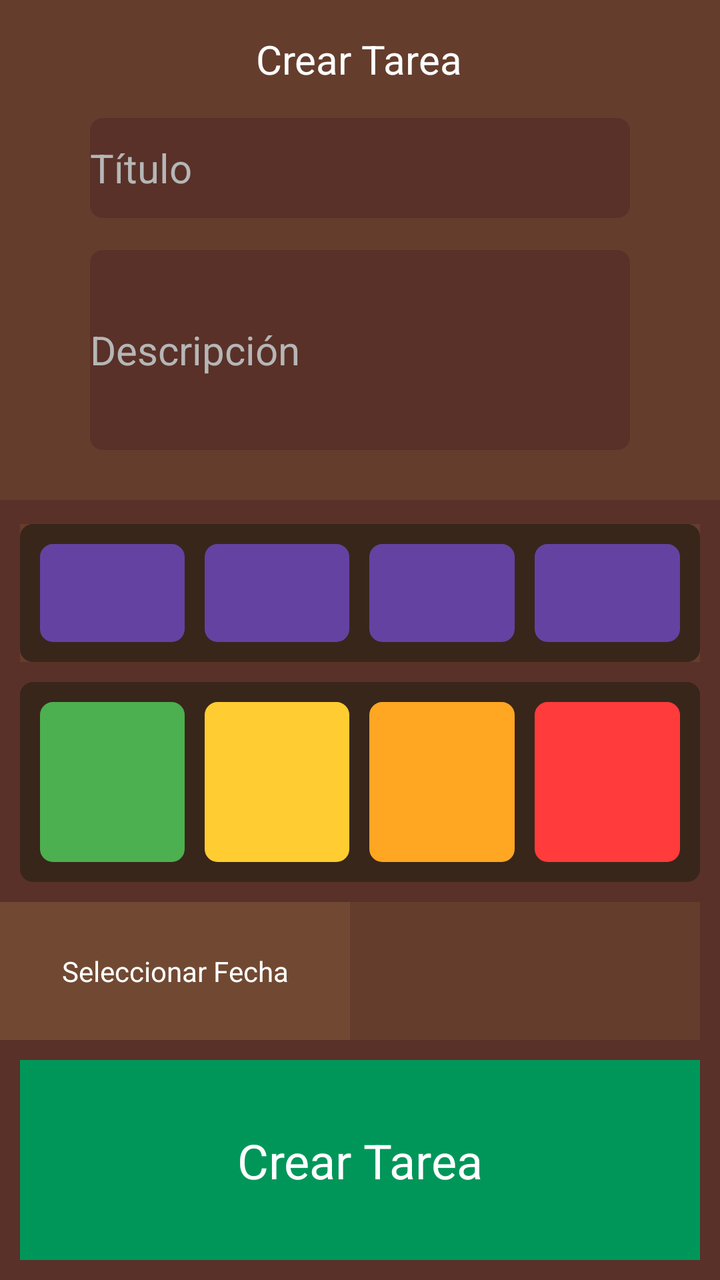
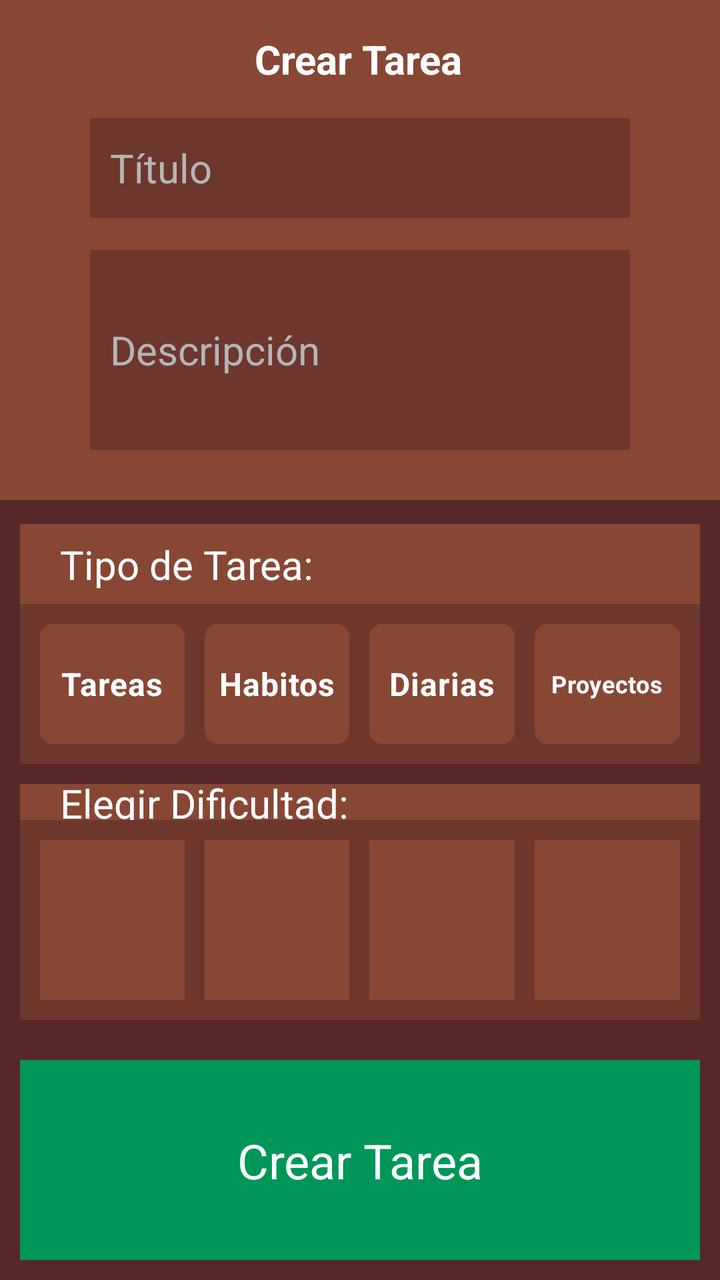

The first picture is an Android layout as it rendered before a commit; the second is the same layout after the commit. The layout source and the unified diff follow.
<!-- AndroidManifest.xml: application theme Theme.LifeGeon -->
<!-- res/layout/activity_crear_tarea.xml -->
<?xml version="1.0" encoding="utf-8"?>
<androidx.constraintlayout.widget.ConstraintLayout xmlns:android="http://schemas.android.com/apk/res/android"
    xmlns:app="http://schemas.android.com/apk/res-auto"
    xmlns:tools="http://schemas.android.com/tools"
    android:layout_width="match_parent"
    android:layout_height="match_parent"
    android:background="#593128"
    tools:context=".CrearTarea">

    <androidx.constraintlayout.widget.ConstraintLayout
        android:id="@+id/constraintLayout5"
        android:layout_width="0dp"
        android:layout_height="250dp"
        android:background="#653D2D"
        app:layout_constraintEnd_toEndOf="parent"
        app:layout_constraintStart_toStartOf="parent"
        app:layout_constraintTop_toTopOf="parent">

        <TextView
            android:id="@+id/textView"
            android:layout_width="wrap_content"
            android:layout_height="wrap_content"
            android:layout_marginTop="16dp"
            android:text="@string/btnTarea"
            android:textColor="#FFFFFF"
            android:textSize="20sp"
            app:layout_constraintEnd_toEndOf="parent"
            app:layout_constraintHorizontal_bias="0.498"
            app:layout_constraintStart_toStartOf="parent"
            app:layout_constraintTop_toTopOf="parent" />

        <EditText
            android:id="@+id/tituloTarea"
            android:layout_width="0dp"
            android:layout_height="50dp"
            android:layout_marginTop="16dp"
            android:autofillHints="@string/titulo"
            android:background="@drawable/redondo"
            android:backgroundTint="#593128"
            android:ems="10"
            android:hint='@string/titulo'
            android:inputType="text"
            android:textColor="#FFFFFF"
            android:textColorHint="#B6B6B6"
            android:textSize="20sp"
            app:layout_constraintEnd_toEndOf="parent"
            app:layout_constraintStart_toStartOf="parent"
            app:layout_constraintTop_toBottomOf="@+id/textView"
            app:layout_constraintWidth_percent=".75" />

        <EditText
            android:id="@+id/descripcionTarea"
            android:layout_width="0dp"
            android:layout_height="100dp"
            android:layout_marginTop="16dp"
            android:autofillHints="@string/descripcion"
            android:background="@drawable/redondo"
            android:backgroundTint="#593128"
            android:ems="10"
            android:hint="@string/descripcion"
            android:inputType="text"
            android:textColor="#FFFFFF"
            android:textColorHint="#B6B6B6"
            android:textSize="20sp"
            app:layout_constraintEnd_toEndOf="parent"
            app:layout_constraintStart_toStartOf="parent"
            app:layout_constraintTop_toBottomOf="@+id/tituloTarea"
            app:layout_constraintWidth_percent=".75" />

    </androidx.constraintlayout.widget.ConstraintLayout>

    <LinearLayout
        android:id="@+id/linearLayout"
        android:layout_width="0dp"
        android:layout_height="0dp"
        android:layout_marginTop="2dp"
        android:layout_marginBottom="10dp"
        android:orientation="vertical"
        app:layout_constraintBottom_toTopOf="@+id/btnTarea"
        app:layout_constraintEnd_toEndOf="parent"
        app:layout_constraintStart_toStartOf="parent"
        app:layout_constraintTop_toBottomOf="@+id/constraintLayout5">

        <androidx.constraintlayout.widget.ConstraintLayout
            android:layout_width="match_parent"
            android:layout_height="95dp"
            android:layout_marginStart="10dp"
            android:layout_marginTop="10dp"
            android:layout_marginEnd="10dp"
            android:layout_weight="1"
            android:background="#653D2D">

            <RadioGroup
                android:id="@+id/grupoTipo"
                android:layout_width="0dp"
                android:layout_height="0dp"
                android:background="@drawable/redondo"
                android:backgroundTint="#38261B"
                android:orientation="horizontal"
                app:layout_constraintBottom_toBottomOf="parent"
                app:layout_constraintEnd_toEndOf="parent"
                app:layout_constraintStart_toStartOf="parent"
                app:layout_constraintTop_toTopOf="parent">

                <RadioButton
                    android:id="@+id/radioButton4"
                    android:layout_width="25dp"
                    android:layout_height="match_parent"
                    android:layout_marginStart="10dp"
                    android:layout_marginTop="10dp"
                    android:layout_marginBottom="10dp"
                    android:layout_weight="1"
                    android:background="@drawable/redondo"
                    android:backgroundTint="#6442A1"
                    android:button="@color/black"
                    android:contentDescription="@string/tipo1" />

                <RadioButton
                    android:id="@+id/radioButton5"
                    android:layout_width="25dp"
                    android:layout_height="match_parent"
                    android:layout_marginStart="10dp"
                    android:layout_marginTop="10dp"
                    android:layout_marginBottom="10dp"
                    android:layout_weight="1"
                    android:background="@drawable/redondo"
                    android:backgroundTint="#6442A1"
                    android:button="@color/black"
                    tools:contentDescription="@string/tipo2" />

                <RadioButton
                    android:id="@+id/radioButton6"
                    android:layout_width="25dp"
                    android:layout_height="match_parent"
                    android:layout_marginStart="10dp"
                    android:layout_marginTop="10dp"
                    android:layout_marginBottom="10dp"
                    android:layout_weight="1"
                    android:background="@drawable/redondo"
                    android:backgroundTint="#6442A1"
                    android:button="@color/black"
                    android:contentDescription="@string/tipo3" />

                <RadioButton
                    android:id="@+id/radioButton7"
                    android:layout_width="25dp"
                    android:layout_height="match_parent"
                    android:layout_marginStart="10dp"
                    android:layout_marginTop="10dp"
                    android:layout_marginEnd="10dp"
                    android:layout_marginBottom="10dp"
                    android:layout_weight="1"
                    android:background="@drawable/redondo"
                    android:backgroundTint="#6442A1"
                    android:button="@color/black"
                    android:contentDescription="@string/tipo4" />
            </RadioGroup>

        </androidx.constraintlayout.widget.ConstraintLayout>

        <androidx.constraintlayout.widget.ConstraintLayout
            android:layout_width="match_parent"
            android:layout_height="100dp"
            android:layout_margin="10dp"
            tools:layout_weight="1">

            <RadioGroup
                android:id="@+id/grupoDificultad"
                android:layout_width="0dp"
                android:layout_height="0dp"
                android:background="@drawable/redondo"
                android:backgroundTint="#38261B"
                android:orientation="horizontal"
                app:layout_constraintBottom_toBottomOf="parent"
                app:layout_constraintEnd_toEndOf="parent"
                app:layout_constraintStart_toStartOf="parent"
                app:layout_constraintTop_toTopOf="parent">

                <RadioButton
                    android:id="@+id/radioButton13"
                    android:layout_width="25dp"
                    android:layout_height="match_parent"
                    android:layout_marginStart="10dp"
                    android:layout_marginTop="10dp"
                    android:layout_marginEnd="10dp"
                    android:layout_marginBottom="10dp"
                    android:layout_weight="1"
                    android:background="@drawable/redondo"
                    android:backgroundTint="#4CAF50"
                    android:button="@color/black"
                    android:buttonTintMode="add"
                    android:contentDescription="@string/facil"
                    android:foreground="@drawable/facil"
                    android:foregroundGravity="center" />

                <RadioButton
                    android:id="@+id/radioButton14"
                    android:layout_width="25dp"
                    android:layout_height="match_parent"
                    android:layout_marginTop="10dp"
                    android:layout_marginEnd="10dp"
                    android:layout_marginBottom="10dp"
                    android:layout_weight="1"
                    android:background="@drawable/redondo"
                    android:backgroundTint="#FFCC31"
                    android:button="@color/black"
                    android:buttonTintMode="add"
                    android:contentDescription="@string/media"
                    android:foreground="@drawable/media"
                    android:foregroundGravity="center" />

                <RadioButton
                    android:id="@+id/radioButton12"
                    android:layout_width="25dp"
                    android:layout_height="match_parent"
                    android:layout_marginTop="10dp"
                    android:layout_marginEnd="10dp"
                    android:layout_marginBottom="10dp"
                    android:layout_weight="1"
                    android:background="@drawable/redondo"
                    android:backgroundTint="#FFA622"
                    android:button="@color/black"
                    android:buttonTintMode="add"
                    android:contentDescription="@string/dificil"
                    android:foreground="@drawable/dificil"
                    android:foregroundGravity="center" />

                <RadioButton
                    android:id="@+id/radioButton15"
                    android:layout_width="25dp"
                    android:layout_height="match_parent"
                    android:layout_marginTop="10dp"
                    android:layout_marginEnd="10dp"
                    android:layout_marginBottom="10dp"
                    android:layout_weight="1"
                    android:background="@drawable/redondo"
                    android:backgroundTint="#FF3B3B"
                    android:button="@color/black"
                    android:buttonTintMode="add"
                    android:contentDescription="@string/muyDificil"
                    android:foreground="@drawable/muydificil"
                    android:foregroundGravity="center" />
            </RadioGroup>

        </androidx.constraintlayout.widget.ConstraintLayout>

        <androidx.constraintlayout.widget.ConstraintLayout
            android:id="@+id/seleccionFecha"
            android:layout_width="match_parent"
            android:layout_height="95dp"
            android:layout_marginEnd="10dp"
            android:layout_weight="1"
            android:background="#653D2D"
            android:contentDescription="@string/fecha"
            android:onClick="seleccionarFecha"
            tools:layout_marginStart="10dp">

            <androidx.constraintlayout.widget.ConstraintLayout
                android:id="@+id/constraintLayout7"
                android:layout_width="0dp"
                android:layout_height="0dp"
                android:background="#714933"
                app:layout_constraintBottom_toBottomOf="parent"
                app:layout_constraintStart_toStartOf="parent"
                app:layout_constraintTop_toTopOf="parent"
                app:layout_constraintWidth_percent=".50">

                <TextView
                    android:id="@+id/textView2"
                    android:layout_width="wrap_content"
                    android:layout_height="wrap_content"
                    android:text="@string/fecha"
                    android:textColor="#FFFFFF"
                    app:layout_constraintBottom_toBottomOf="parent"
                    app:layout_constraintEnd_toEndOf="parent"
                    app:layout_constraintStart_toStartOf="parent"
                    app:layout_constraintTop_toTopOf="parent"
                    tools:textSize="20sp" />
            </androidx.constraintlayout.widget.ConstraintLayout>

            <TextView
                android:id="@+id/textoFecha"
                android:layout_width="wrap_content"
                android:layout_height="wrap_content"
                android:textColor="#FFFFFF"
                android:textSize="20sp"
                app:layout_constraintBottom_toBottomOf="parent"
                app:layout_constraintEnd_toEndOf="parent"
                app:layout_constraintStart_toEndOf="@+id/constraintLayout7"
                app:layout_constraintTop_toTopOf="parent" />
        </androidx.constraintlayout.widget.ConstraintLayout>

    </LinearLayout>

    <androidx.constraintlayout.widget.ConstraintLayout
        android:id="@+id/btnTarea"
        android:layout_width="0dp"
        android:layout_height="100dp"
        android:layout_margin="10dp"
        android:background="#00965A"
        android:contentDescription="@string/btnCrearTarea"
        android:onClick="crearTarea"
        app:layout_constraintBottom_toBottomOf="parent"
        app:layout_constraintEnd_toEndOf="parent"
        app:layout_constraintStart_toStartOf="parent">

        <TextView
            android:id="@+id/textView3"
            android:layout_width="wrap_content"
            android:layout_height="wrap_content"
            android:text="@string/btnTarea"
            android:textColor="#FFFFFF"
            android:textSize="24sp"
            app:layout_constraintBottom_toBottomOf="parent"
            app:layout_constraintEnd_toEndOf="parent"
            app:layout_constraintStart_toStartOf="parent"
            app:layout_constraintTop_toTopOf="parent" />
    </androidx.constraintlayout.widget.ConstraintLayout>

</androidx.constraintlayout.widget.ConstraintLayout>
<!-- resources referenced by this layout -->
<resources>
  <color name="black">#FF000000</color>
  <!-- drawable dificil: png bitmap (drawable, 6166 bytes) -->
  <!-- drawable facil: png bitmap (drawable, 5650 bytes) -->
  <!-- drawable media: png bitmap (drawable, 3931 bytes) -->
  <!-- drawable muydificil: png bitmap (drawable, 8946 bytes) -->
  <!-- drawable redondo (drawable) -->
  <?xml version="1.0" encoding="UTF-8"?>
  <shape xmlns:android="http://schemas.android.com/apk/res/android">
      <solid android:color="#FFFFFF"/>
      <stroke android:width="3dp" android:color="#B1BCBE" />
      <corners android:radius="5dp"/>
      <padding android:left="0dp" android:top="0dp" android:right="0dp" android:bottom="0dp" />
  </shape>
  <string name="btnCrearTarea">Boton Crear Tarea</string>
  <string name="btnTarea">Crear Tarea</string>
  <string name="descripcion">Descripción</string>
  <string name="dificil">Dificultad dificil</string>
  <string name="facil">Dificultad facil</string>
  <string name="fecha">Seleccionar Fecha</string>
  <string name="media">Dificultad media</string>
  <string name="muyDificil">Dificultad Muy dificil</string>
  <string name="tipo1">Tipo de Tarea: To-Do</string>
  <string name="tipo2">Tipo de Tarea: Diaria</string>
  <string name="tipo3">Tipo de Tarea: Habito</string>
  <string name="tipo4">Tipo de Tarea: Proyecto</string>
  <string name="titulo">Título</string>
  <style name="Theme.LifeGeon" parent="Base.Theme.LifeGeon" />
  <style name="Base.Theme.LifeGeon" parent="Theme.Material3.DayNight.NoActionBar">
          
          
      </style>
</resources>

<!-- the commit's change to res/layout/activity_crear_tarea.xml (unified diff, before → after) -->
@@ -4,14 +4,14 @@
     xmlns:tools="http://schemas.android.com/tools"
     android:layout_width="match_parent"
     android:layout_height="match_parent"
-    android:background="#593128"
+    android:background="#562828"
     tools:context=".CrearTarea">
 
     <androidx.constraintlayout.widget.ConstraintLayout
         android:id="@+id/constraintLayout5"
         android:layout_width="0dp"
         android:layout_height="250dp"
-        android:background="#653D2D"
+        android:background="#874734"
         app:layout_constraintEnd_toEndOf="parent"
         app:layout_constraintStart_toStartOf="parent"
         app:layout_constraintTop_toTopOf="parent">
@@ -24,6 +24,7 @@
             android:text="@string/btnTarea"
             android:textColor="#FFFFFF"
             android:textSize="20sp"
+            android:textStyle="bold"
             app:layout_constraintEnd_toEndOf="parent"
             app:layout_constraintHorizontal_bias="0.498"
             app:layout_constraintStart_toStartOf="parent"
@@ -35,11 +36,11 @@
             android:layout_height="50dp"
             android:layout_marginTop="16dp"
             android:autofillHints="@string/titulo"
-            android:background="@drawable/redondo"
-            android:backgroundTint="#593128"
+            android:background="#6E372E"
             android:ems="10"
             android:hint='@string/titulo'
             android:inputType="text"
+            android:padding="10dp"
             android:textColor="#FFFFFF"
             android:textColorHint="#B6B6B6"
             android:textSize="20sp"
@@ -54,13 +55,13 @@
             android:layout_height="100dp"
             android:layout_marginTop="16dp"
             android:autofillHints="@string/descripcion"
-            android:background="@drawable/redondo"
-            android:backgroundTint="#593128"
+            android:background="#6E372E"
             android:ems="10"
             android:hint="@string/descripcion"
             android:inputType="text"
+            android:padding="10dp"
             android:textColor="#FFFFFF"
-            android:textColorHint="#B6B6B6"
+            android:textColorHint="#B5B5B6"
             android:textSize="20sp"
             app:layout_constraintEnd_toEndOf="parent"
             app:layout_constraintStart_toStartOf="parent"
@@ -83,24 +84,45 @@
 
         <androidx.constraintlayout.widget.ConstraintLayout
             android:layout_width="match_parent"
-            android:layout_height="95dp"
+            android:layout_height="120dp"
             android:layout_marginStart="10dp"
             android:layout_marginTop="10dp"
             android:layout_marginEnd="10dp"
-            android:layout_weight="1"
             android:background="#653D2D">
+
+            <androidx.constraintlayout.widget.ConstraintLayout
+                android:id="@+id/constraintLayout13"
+                android:layout_width="match_parent"
+                android:layout_height="40dp"
+                android:background="@color/brown4"
+                app:layout_constraintEnd_toEndOf="parent"
+                app:layout_constraintStart_toStartOf="parent"
+                app:layout_constraintTop_toTopOf="parent" >
+
+                <TextView
+                    android:id="@+id/textView4"
+                    android:layout_width="wrap_content"
+                    android:layout_height="wrap_content"
+                    android:layout_marginStart="20dp"
+                    android:text="@string/tipo"
+                    android:textColor="@color/white"
+                    android:textSize="20sp"
+                    app:layout_constraintBottom_toBottomOf="parent"
+                    app:layout_constraintStart_toStartOf="parent"
+                    app:layout_constraintTop_toTopOf="parent" />
+            </androidx.constraintlayout.widget.ConstraintLayout>
 
             <RadioGroup
                 android:id="@+id/grupoTipo"
                 android:layout_width="0dp"
                 android:layout_height="0dp"
                 android:background="@drawable/redondo"
-                android:backgroundTint="#38261B"
+                android:backgroundTint="#6E372E"
                 android:orientation="horizontal"
                 app:layout_constraintBottom_toBottomOf="parent"
                 app:layout_constraintEnd_toEndOf="parent"
                 app:layout_constraintStart_toStartOf="parent"
-                app:layout_constraintTop_toTopOf="parent">
+                app:layout_constraintTop_toBottomOf="@+id/constraintLayout13">
 
                 <RadioButton
                     android:id="@+id/radioButton4"
@@ -111,9 +133,14 @@
                     android:layout_marginBottom="10dp"
                     android:layout_weight="1"
                     android:background="@drawable/redondo"
-                    android:backgroundTint="#6442A1"
-                    android:button="@color/black"
-                    android:contentDescription="@string/tipo1" />
+                    android:backgroundTint="#874734"
+                    android:button="@color/black"
+                    android:contentDescription="@string/tipo1"
+                    android:text="@string/tipo1"
+                    android:textAlignment="center"
+                    android:textColor="@color/white"
+                    android:textSize="16sp"
+                    android:textStyle="bold" />
 
                 <RadioButton
                     android:id="@+id/radioButton5"
@@ -124,8 +151,13 @@
                     android:layout_marginBottom="10dp"
                     android:layout_weight="1"
                     android:background="@drawable/redondo"
-                    android:backgroundTint="#6442A1"
-                    android:button="@color/black"
+                    android:backgroundTint="#874734"
+                    android:button="@color/black"
+                    android:text="@string/tipo2"
+                    android:textAlignment="center"
+                    android:textColor="@color/white"
+                    android:textSize="16sp"
+                    android:textStyle="bold"
                     tools:contentDescription="@string/tipo2" />
 
                 <RadioButton
@@ -137,9 +169,14 @@
                     android:layout_marginBottom="10dp"
                     android:layout_weight="1"
                     android:background="@drawable/redondo"
-                    android:backgroundTint="#6442A1"
-                    android:button="@color/black"
-                    android:contentDescription="@string/tipo3" />
+                    android:backgroundTint="#874734"
+                    android:button="@color/black"
+                    android:contentDescription="@string/tipo3"
+                    android:text="@string/tipo3"
+                    android:textAlignment="center"
+                    android:textColor="@color/white"
+                    android:textSize="16sp"
+                    android:textStyle="bold" />
 
                 <RadioButton
                     android:id="@+id/radioButton7"
@@ -151,30 +188,54 @@
                     android:layout_marginBottom="10dp"
                     android:layout_weight="1"
                     android:background="@drawable/redondo"
-                    android:backgroundTint="#6442A1"
-                    android:button="@color/black"
-                    android:contentDescription="@string/tipo4" />
+                    android:backgroundTint="#874734"
+                    android:button="@color/black"
+                    android:contentDescription="@string/tipo4"
+                    android:text="@string/tipo4"
+                    android:textAlignment="center"
+                    android:textColor="@color/white"
+                    android:textSize="12sp"
+                    android:textStyle="bold" />
             </RadioGroup>
 
         </androidx.constraintlayout.widget.ConstraintLayout>
 
         <androidx.constraintlayout.widget.ConstraintLayout
             android:layout_width="match_parent"
-            android:layout_height="100dp"
-            android:layout_margin="10dp"
-            tools:layout_weight="1">
+            android:layout_height="wrap_content"
+            android:layout_margin="10dp">
+
+            <androidx.constraintlayout.widget.ConstraintLayout
+                android:layout_width="match_parent"
+                android:layout_height="40dp"
+                android:background="@color/brown4"
+                app:layout_constraintBottom_toTopOf="@+id/grupoDificultad"
+                app:layout_constraintEnd_toEndOf="parent"
+                app:layout_constraintStart_toStartOf="parent"
+                app:layout_constraintTop_toTopOf="parent">
+
+                <TextView
+                    android:id="@+id/textTipo"
+                    android:layout_width="wrap_content"
+                    android:layout_height="wrap_content"
+                    android:layout_marginStart="20dp"
+                    android:text="@string/seleccionDificultad"
+                    android:textColor="#FFFFFF"
+                    android:textSize="20sp"
+                    app:layout_constraintBottom_toBottomOf="parent"
+                    app:layout_constraintStart_toStartOf="parent"
+                    app:layout_constraintTop_toTopOf="parent" />
+            </androidx.constraintlayout.widget.ConstraintLayout>
 
             <RadioGroup
                 android:id="@+id/grupoDificultad"
                 android:layout_width="0dp"
-                android:layout_height="0dp"
-                android:background="@drawable/redondo"
-                android:backgroundTint="#38261B"
+                android:layout_height="100dp"
+                android:background="@color/brown3"
                 android:orientation="horizontal"
                 app:layout_constraintBottom_toBottomOf="parent"
                 app:layout_constraintEnd_toEndOf="parent"
-                app:layout_constraintStart_toStartOf="parent"
-                app:layout_constraintTop_toTopOf="parent">
+                app:layout_constraintStart_toStartOf="parent">
 
                 <RadioButton
                     android:id="@+id/radioButton13"
@@ -185,10 +246,8 @@
                     android:layout_marginEnd="10dp"
                     android:layout_marginBottom="10dp"
                     android:layout_weight="1"
-                    android:background="@drawable/redondo"
-                    android:backgroundTint="#4CAF50"
-                    android:button="@color/black"
-                    android:buttonTintMode="add"
+                    android:background="@color/brown4"
+                    android:button="@color/black"
                     android:contentDescription="@string/facil"
                     android:foreground="@drawable/facil"
                     android:foregroundGravity="center" />
@@ -201,10 +260,8 @@
                     android:layout_marginEnd="10dp"
                     android:layout_marginBottom="10dp"
                     android:layout_weight="1"
-                    android:background="@drawable/redondo"
-                    android:backgroundTint="#FFCC31"
-                    android:button="@color/black"
-                    android:buttonTintMode="add"
+                    android:background="@color/brown4"
+                    android:button="@color/black"
                     android:contentDescription="@string/media"
                     android:foreground="@drawable/media"
                     android:foregroundGravity="center" />
@@ -217,10 +274,8 @@
                     android:layout_marginEnd="10dp"
                     android:layout_marginBottom="10dp"
                     android:layout_weight="1"
-                    android:background="@drawable/redondo"
-                    android:backgroundTint="#FFA622"
-                    android:button="@color/black"
-                    android:buttonTintMode="add"
+                    android:background="@color/brown4"
+                    android:button="@color/black"
                     android:contentDescription="@string/dificil"
                     android:foreground="@drawable/dificil"
                     android:foregroundGravity="center" />
@@ -233,10 +288,8 @@
                     android:layout_marginEnd="10dp"
                     android:layout_marginBottom="10dp"
                     android:layout_weight="1"
-                    android:background="@drawable/redondo"
-                    android:backgroundTint="#FF3B3B"
-                    android:button="@color/black"
-                    android:buttonTintMode="add"
+                    android:background="@color/brown4"
+                    android:button="@color/black"
                     android:contentDescription="@string/muyDificil"
                     android:foreground="@drawable/muydificil"
                     android:foregroundGravity="center" />
@@ -247,19 +300,19 @@
         <androidx.constraintlayout.widget.ConstraintLayout
             android:id="@+id/seleccionFecha"
             android:layout_width="match_parent"
-            android:layout_height="95dp"
+            android:layout_height="100dp"
+            android:layout_marginStart="10dp"
             android:layout_marginEnd="10dp"
-            android:layout_weight="1"
-            android:background="#653D2D"
+            android:layout_weight="0"
+            android:background="@color/brown3"
             android:contentDescription="@string/fecha"
-            android:onClick="seleccionarFecha"
-            tools:layout_marginStart="10dp">
+            android:onClick="seleccionarFecha">
 
             <androidx.constraintlayout.widget.ConstraintLayout
                 android:id="@+id/constraintLayout7"
                 android:layout_width="0dp"
                 android:layout_height="0dp"
-                android:background="#714933"
+                android:background="@color/brown4"
                 app:layout_constraintBottom_toBottomOf="parent"
                 app:layout_constraintStart_toStartOf="parent"
                 app:layout_constraintTop_toTopOf="parent"
@@ -271,11 +324,11 @@
                     android:layout_height="wrap_content"
                     android:text="@string/fecha"
                     android:textColor="#FFFFFF"
+                    android:textSize="20sp"
                     app:layout_constraintBottom_toBottomOf="parent"
                     app:layout_constraintEnd_toEndOf="parent"
                     app:layout_constraintStart_toStartOf="parent"
-                    app:layout_constraintTop_toTopOf="parent"
-                    tools:textSize="20sp" />
+                    app:layout_constraintTop_toTopOf="parent" />
             </androidx.constraintlayout.widget.ConstraintLayout>
 
             <TextView
<!-- resource entries referenced after the edit -->
@@ -1,6 +1,9 @@
 <!-- resources referenced by this layout -->
 <resources>
   <color name="black">#FF000000</color>
+  <color name="brown3">#6E372E</color>
+  <color name="brown4">#874734</color>
+  <color name="white">#FFFFFFFF</color>
   <!-- drawable dificil: png bitmap (drawable, 6166 bytes) -->
   <!-- drawable facil: png bitmap (drawable, 5650 bytes) -->
   <!-- drawable media: png bitmap (drawable, 3931 bytes) -->
@@ -21,10 +24,12 @@
   <string name="fecha">Seleccionar Fecha</string>
   <string name="media">Dificultad media</string>
   <string name="muyDificil">Dificultad Muy dificil</string>
-  <string name="tipo1">Tipo de Tarea: To-Do</string>
-  <string name="tipo2">Tipo de Tarea: Diaria</string>
-  <string name="tipo3">Tipo de Tarea: Habito</string>
-  <string name="tipo4">Tipo de Tarea: Proyecto</string>
+  <string name="seleccionDificultad">Elegir Dificultad:</string>
+  <string name="tipo">Tipo de Tarea:</string>
+  <string name="tipo1">Tareas</string>
+  <string name="tipo2">Habitos</string>
+  <string name="tipo3">Diarias</string>
+  <string name="tipo4">Proyectos</string>
   <string name="titulo">Título</string>
   <style name="Theme.LifeGeon" parent="Base.Theme.LifeGeon" />
   <style name="Base.Theme.LifeGeon" parent="Theme.Material3.DayNight.NoActionBar">
